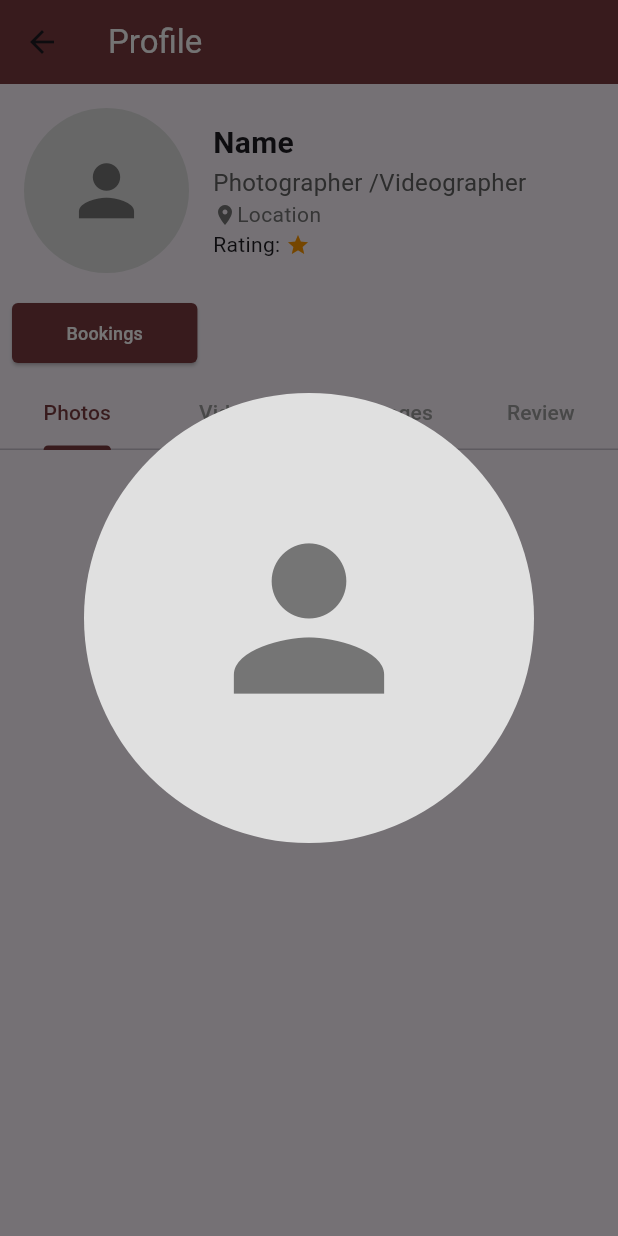
After one commit to Nenosaj/CamHub, a Flutter app: the CreativeProfilePage screen opened directly, after a tap on the "person" icon, on a phone screen of 412 x 824 dp. The commit adds this screen. Run offline on Flutter 3.47's test engine with Material 3 defaults, Android fonts, the phone set to English and light mode, and no system bars.

Commit message:
creativeprofileHugo

```diff
--- a/lib/screens/ClientUI/client_ui.dart
+++ b/lib/screens/ClientUI/client_ui.dart
@@ -2,6 +2,8 @@ import 'package:flutter/material.dart';
 import 'clienthomepage.dart'; // Import the homepage.dart file
 
 class ClientUI extends StatelessWidget {
+  const ClientUI({super.key});
+
   @override
   Widget build(BuildContext context) {
     return MaterialApp(
--- /dev/null
+++ b/lib/screens/CreativeUI/creativeprofile.dart
@@ -0,0 +1,334 @@
+import 'package:flutter/material.dart';
+
+void main() => runApp(MyApp());
+
+class MyApp extends StatelessWidget {
+  const MyApp({super.key});
+
+  @override
+  Widget build(BuildContext context) {
+    return MaterialApp(
+      debugShowCheckedModeBanner: false,
+      home: CreativeProfilePage(),
+    );
+  }
+}
+
+class CreativeProfilePage extends StatefulWidget {
+  const CreativeProfilePage({super.key});
+
+  @override
+  _CreativeProfilePageState createState() => _CreativeProfilePageState();
+}
+
+class _CreativeProfilePageState extends State<CreativeProfilePage>
+    with SingleTickerProviderStateMixin {
+  late TabController _tabController;
+
+  @override
+  void initState() {
+    super.initState();
+    _tabController = TabController(length: 4, vsync: this);
+  }
+
+  @override
+  void dispose() {
+    _tabController.dispose();
+    super.dispose();
+  }
+
+  void _enlargeProfileImage(BuildContext context) {
+    showDialog(
+      context: context,
+      builder: (BuildContext context) {
+        return Dialog(
+          backgroundColor: Colors.transparent,
+          child: GestureDetector(
+            onTap: () {
+              Navigator.of(context).pop(); // Close the enlarged image when tapped
+            },
+            child: Center(
+              child: CircleAvatar(
+                radius: 150, // Larger radius for the profile image
+                backgroundColor: Colors.grey[300],
+                child: Icon(Icons.person, size: 150, color: Colors.grey[600]),
+              ),
+            ),
+          ),
+        );
+      },
+    );
+  }
+
+  @override
+  Widget build(BuildContext context) {
+    return Scaffold(
+      appBar: AppBar(
+        backgroundColor: const Color(0xFF7B3A3F), // Dark red background color
+        title: const Text('Profile', style: TextStyle(color: Color.fromARGB(255, 252, 252, 252))),
+        leading: IconButton(
+          icon: const Icon(Icons.arrow_back),
+          onPressed: () {
+            // Implement back navigation if necessary
+          },
+        ),
+      ),
+      body: SingleChildScrollView(
+        child: Column(
+          children: [
+            // Profile Info Section
+            Container(
+              padding: const EdgeInsets.all(16),
+              child: Row(
+                children: [
+                  GestureDetector(
+                    onTap: () {
+                      _enlargeProfileImage(context); // Enlarge the profile image when tapped
+                    },
+                    child: CircleAvatar(
+                      radius: 55,
+                      backgroundColor: Colors.grey[300],
+                      child: Icon(Icons.person, size: 55, color: Colors.grey[600]),
+                    ),
+                  ),
+                  const SizedBox(width: 16),
+                  Column(
+                    crossAxisAlignment: CrossAxisAlignment.start,
+                    children: [
+                      const Text(
+                        'Name',
+                        style: TextStyle(fontSize: 20, fontWeight: FontWeight.bold),
+                      ),
+                      Text(
+                        'Photographer /Videographer',
+                        style: TextStyle(fontSize: 16, color: Colors.grey[700]),
+                      ),
+                      Row(
+                        children: [
+                          Icon(Icons.location_on, color: Colors.grey[600], size: 16),
+                          Text('Location', style: TextStyle(color: Colors.grey[600])),
+                        ],
+                      ),
+                      Row(
+                        children: [
+                          const Text('Rating: '),
+                          const Icon(Icons.star, color: Colors.orange, size: 16),
+                        ],
+                      ),
+                    ],
+                  ),
+                ],
+              ),
+            ),
+            // Bookings Button (half width and aligned left)
+            Row(
+              children: [
+                Padding(
+                  padding: const EdgeInsets.only(left: 8.0),
+                  child: SizedBox(
+                    width: MediaQuery.of(context).size.width * 0.3, // Half width of the screen
+                    child: ElevatedButton(
+                      onPressed: () {
+                        // Navigate to BookingPage when the button is pressed
+                        Navigator.push(
+                          context,
+                          MaterialPageRoute(builder: (context) => const BookingPage()),
+                        );
+                      },
+                      style: ElevatedButton.styleFrom(
+                        backgroundColor: const Color(0xFF7B3A3F), // Dark red color
+                        shape: RoundedRectangleBorder(
+                          borderRadius: BorderRadius.circular(4),
+                        ),
+                        padding: const EdgeInsets.symmetric(vertical: 8), // Adjust button height
+                      ),
+                      child: const Text(
+                        "Bookings",
+                        style: TextStyle(fontSize: 12, color: Colors.white),
+                      ),
+                    ),
+                  ),
+                ),
+              ],
+            ),
+            const SizedBox(height: 6),
+            // Tab Bar (Photos, Videos, Packages, Review)
+            TabBar(
+              controller: _tabController,
+              labelColor: const Color(0xFF7B3A3F),
+              unselectedLabelColor: Colors.grey,
+              indicatorColor: const Color(0xFF7B3A3F),
+              tabs: const [
+                Tab(text: 'Photos'),
+                Tab(text: 'Videos'),
+                Tab(text: 'Packages'),
+                Tab(text: 'Review'),
+              ],
+            ),
+            // Tab View
+            SizedBox(
+              height: 300, // Set height for the TabBarView
+              child: TabBarView(
+                controller: _tabController,
+                children: [
+                  // Photos Tab: Display "No Photos Uploaded" Icon
+                  Center(
+                    child: Column(
+                      mainAxisAlignment: MainAxisAlignment.center,
+                      children: [
+                        Icon(Icons.photo, size: 80, color: Colors.grey[400]),
+                        const SizedBox(height: 16),
+                        Text(
+                          'No photos uploaded',
+                          style: TextStyle(fontSize: 18, color: Colors.grey[600]),
+                        ),
+                      ],
+                    ),
+                  ),
+                  // Videos Tab: Add similar placeholder logic
+                  Center(
+                    child: Column(
+                      mainAxisAlignment: MainAxisAlignment.center,
+                      children: [
+                        Icon(Icons.videocam, size: 80, color: Colors.grey[400]),
+                        const SizedBox(height: 16),
+                        Text(
+                          'No videos uploaded',
+                          style: TextStyle(fontSize: 18, color: Colors.grey[600]),
+                        ),
+                      ],
+                    ),
+                  ),
+                  // Packages Tab
+                  Center(
+                    child: Text(
+                      'No packages available',
+                      style: TextStyle(fontSize: 18, color: Colors.grey[600]),
+                    ),
+                  ),
+                  // Review Tab
+                  Center(
+                    child: Text(
+                      'No reviews yet',
+                      style: TextStyle(fontSize: 18, color: Colors.grey[600]),
+                    ),
+                  ),
+                ],
+              ),
+            ),
+          ],
+        ),
+      ),
+    );
+  }
+}
+
+class BookingPage extends StatefulWidget {
+  const BookingPage({super.key});
+
+  @override
+  _BookingPageState createState() => _BookingPageState();
+}
+
+class _BookingPageState extends State<BookingPage> {
+  String selectedCategory = "Ongoing";
+
+  @override
+  Widget build(BuildContext context) {
+    return Scaffold(
+      backgroundColor: Colors.white,
+      appBar: AppBar(
+        backgroundColor: const Color(0xFF7B3A3F), // Maroon color from your image
+        title: Row(
+          children: [
+
+            Expanded(
+              child: TextField(
+                decoration: InputDecoration(
+                  hintText: 'Search',
+                  prefixIcon: const Icon(Icons.search, color: Colors.white),
+                  border: OutlineInputBorder(
+                    borderRadius: BorderRadius.circular(30),
+                    borderSide: BorderSide.none,
+                  ),
+                  filled: true,
+                  fillColor: Colors.white24, // Slight transparent white background
+                ),
+              ),
+            ),
+          ],
+        ),
+      ),
+      body: Column(
+        children: [
+          // Tabs for Ongoing, Completed, Cancelled
+          Padding(
+            padding: const EdgeInsets.symmetric(vertical: 16.0),
+            child: Row(
+              mainAxisAlignment: MainAxisAlignment.spaceAround,
+              children: [
+                _buildCategoryButton('Ongoing'),
+                _buildCategoryButton('Completed'),
+                _buildCategoryButton('Cancelled'),
+              ],
+            ),
+          ),
+          Divider(thickness: 1, color: Colors.grey[300]),
+
+          // Content Section
+          const Expanded(
+            child: Center(
+              child: Column(
+                mainAxisAlignment: MainAxisAlignment.center,
+                children: [
+                  Icon(
+                    Icons.inbox, // Placeholder icon
+                    size: 100,
+                    color: Colors.grey,
+                  ),
+                  SizedBox(height: 16),
+                  Text(
+                    "No Bookings",
+                    style: TextStyle(
+                      fontSize: 18,
+                      color: Colors.black54,
+                    ),
+                  ),
+                ],
+              ),
+            ),
+          ),
+        ],
+      ),
+    );
+  }
+
+  // Helper method to build category buttons
+  Widget _buildCategoryButton(String category) {
+    bool isSelected = selectedCategory == category;
+
+    return GestureDetector(
+      onTap: () {
+        setState(() {
+          selectedCategory = category;
+        });
+      },
+      child: Container(
+        padding: const EdgeInsets.symmetric(horizontal: 16, vertical: 8),
+        decoration: BoxDecoration(
+          color: isSelected
+              ? Colors.red[100]
+              : Colors.grey[200], // Highlight selected tab
+          borderRadius: BorderRadius.circular(30),
+        ),
+        child: Text(
+          category,
+          style: TextStyle(
+            color: isSelected ? Colors.red : Colors.black54,
+            fontWeight: isSelected ? FontWeight.bold : FontWeight.normal,
+          ),
+        ),
+      ),
+    );
+  }
+}
```
Also changed, not shown: lib/main.dart (+4 -4 lines), lib/screens/ClientUI/clientProfile.dart (+14 -10 lines), lib/screens/ClientUI/clientSettings.dart (+15 -11 lines), lib/screens/ClientUI/clientbookings.dart (+9 -5 lines), lib/screens/ClientUI/clienthomepage.dart (+8 -6 lines), lib/screens/ClientUI/clientnotifications.dart (+10 -6 lines), lib/screens/ClientUI/clienttransaction.dart (+17 -13 lines), lib/screens/loginscreen.dart (+25 -21 lines).
